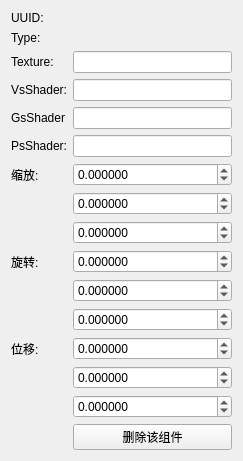
Before: the Qt Designer form Engine/LkEngineEditor/CustomToolBox/PickInfoForm.ui in lvke-neu/DXWithQT, drawn with Qt 5.
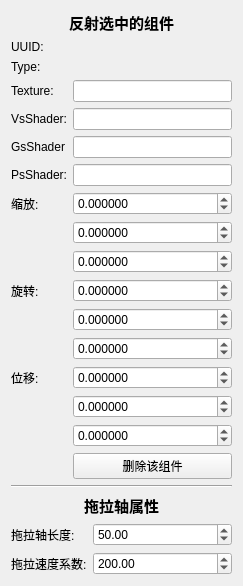
After: the same form once the commit is applied.

Commit message: 在组件属性反射界面加了拖拉轴的两个属性（长度，拖拉速度系数）

Diff of the .ui file:
```diff
--- a/Engine/LkEngineEditor/CustomToolBox/PickInfoForm.ui
+++ b/Engine/LkEngineEditor/CustomToolBox/PickInfoForm.ui
@@ -7,13 +7,33 @@
     <x>0</x>
     <y>0</y>
     <width>243</width>
-    <height>445</height>
+    <height>541</height>
    </rect>
   </property>
   <property name="windowTitle">
    <string>Form</string>
   </property>
   <layout class="QVBoxLayout" name="verticalLayout">
+   <item>
+    <widget class="QLabel" name="label_18">
+     <property name="font">
+      <font>
+       <family>楷体</family>
+       <pointsize>11</pointsize>
+       <weight>75</weight>
+       <bold>true</bold>
+       <underline>false</underline>
+       <strikeout>false</strikeout>
+      </font>
+     </property>
+     <property name="text">
+      <string>反射选中的组件</string>
+     </property>
+     <property name="alignment">
+      <set>Qt::AlignCenter</set>
+     </property>
+    </widget>
+   </item>
    <item>
     <layout class="QFormLayout" name="formLayout">
      <item row="0" column="0">
@@ -51,6 +71,9 @@
        </property>
       </widget>
      </item>
+     <item row="2" column="1">
+      <widget class="QLineEdit" name="Texture"/>
+     </item>
      <item row="3" column="0">
       <widget class="QLabel" name="label_14">
        <property name="text">
@@ -58,6 +81,27 @@
        </property>
       </widget>
      </item>
+     <item row="3" column="1">
+      <widget class="QLineEdit" name="VsShader">
+       <property name="readOnly">
+        <bool>true</bool>
+       </property>
+      </widget>
+     </item>
+     <item row="4" column="0">
+      <widget class="QLabel" name="label_2">
+       <property name="text">
+        <string>GsShader</string>
+       </property>
+      </widget>
+     </item>
+     <item row="4" column="1">
+      <widget class="QLineEdit" name="GsShader">
+       <property name="readOnly">
+        <bool>true</bool>
+       </property>
+      </widget>
+     </item>
      <item row="5" column="0">
       <widget class="QLabel" name="label_16">
        <property name="text">
@@ -65,6 +109,13 @@
        </property>
       </widget>
      </item>
+     <item row="5" column="1">
+      <widget class="QLineEdit" name="PsShader">
+       <property name="readOnly">
+        <bool>true</bool>
+       </property>
+      </widget>
+     </item>
      <item row="6" column="0">
       <widget class="QLabel" name="label_3">
        <property name="text">
@@ -296,23 +347,6 @@
        </property>
       </widget>
      </item>
-     <item row="2" column="1">
-      <widget class="QLineEdit" name="Texture"/>
-     </item>
-     <item row="3" column="1">
-      <widget class="QLineEdit" name="VsShader">
-       <property name="readOnly">
-        <bool>true</bool>
-       </property>
-      </widget>
-     </item>
-     <item row="5" column="1">
-      <widget class="QLineEdit" name="PsShader">
-       <property name="readOnly">
-        <bool>true</bool>
-       </property>
-      </widget>
-     </item>
      <item row="16" column="1">
       <widget class="QPushButton" name="deleteComponent">
        <property name="text">
@@ -320,17 +354,66 @@
        </property>
       </widget>
      </item>
-     <item row="4" column="0">
-      <widget class="QLabel" name="label_2">
+    </layout>
+   </item>
+   <item>
+    <widget class="Line" name="line">
+     <property name="orientation">
+      <enum>Qt::Horizontal</enum>
+     </property>
+    </widget>
+   </item>
+   <item>
+    <widget class="QLabel" name="label_17">
+     <property name="font">
+      <font>
+       <family>楷体</family>
+       <pointsize>11</pointsize>
+       <weight>75</weight>
+       <bold>true</bold>
+      </font>
+     </property>
+     <property name="text">
+      <string>拖拉轴属性</string>
+     </property>
+     <property name="alignment">
+      <set>Qt::AlignCenter</set>
+     </property>
+    </widget>
+   </item>
+   <item>
+    <layout class="QFormLayout" name="formLayout_2">
+     <item row="0" column="0">
+      <widget class="QLabel" name="label_13">
        <property name="text">
-        <string>GsShader</string>
+        <string>拖拉轴长度:</string>
        </property>
       </widget>
      </item>
-     <item row="4" column="1">
-      <widget class="QLineEdit" name="GsShader">
-       <property name="readOnly">
-        <bool>true</bool>
+     <item row="0" column="1">
+      <widget class="QDoubleSpinBox" name="dragLength">
+       <property name="maximum">
+        <double>99999.000000000000000</double>
+       </property>
+       <property name="value">
+        <double>50.000000000000000</double>
+       </property>
+      </widget>
+     </item>
+     <item row="1" column="0">
+      <widget class="QLabel" name="label_15">
+       <property name="text">
+        <string>拖拉速度系数:</string>
+       </property>
+      </widget>
+     </item>
+     <item row="1" column="1">
+      <widget class="QDoubleSpinBox" name="dragMoveCoefficient">
+       <property name="maximum">
+        <double>99999.000000000000000</double>
+       </property>
+       <property name="value">
+        <double>200.000000000000000</double>
        </property>
       </widget>
      </item>
```
The commit also changes 10 other files.
